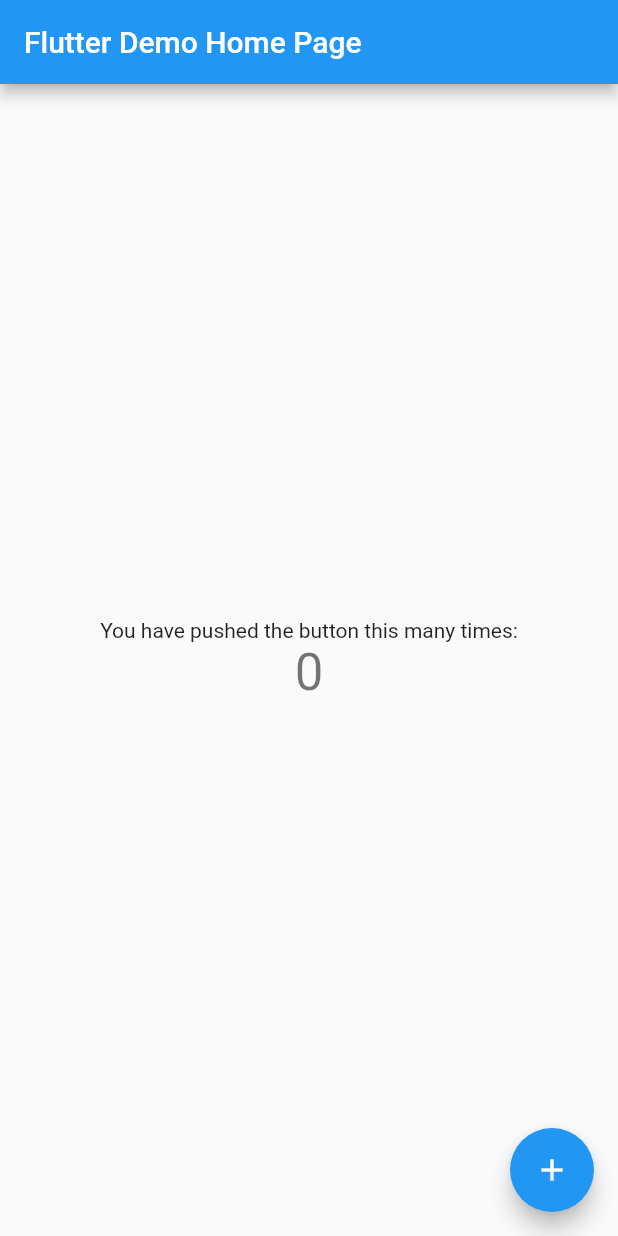
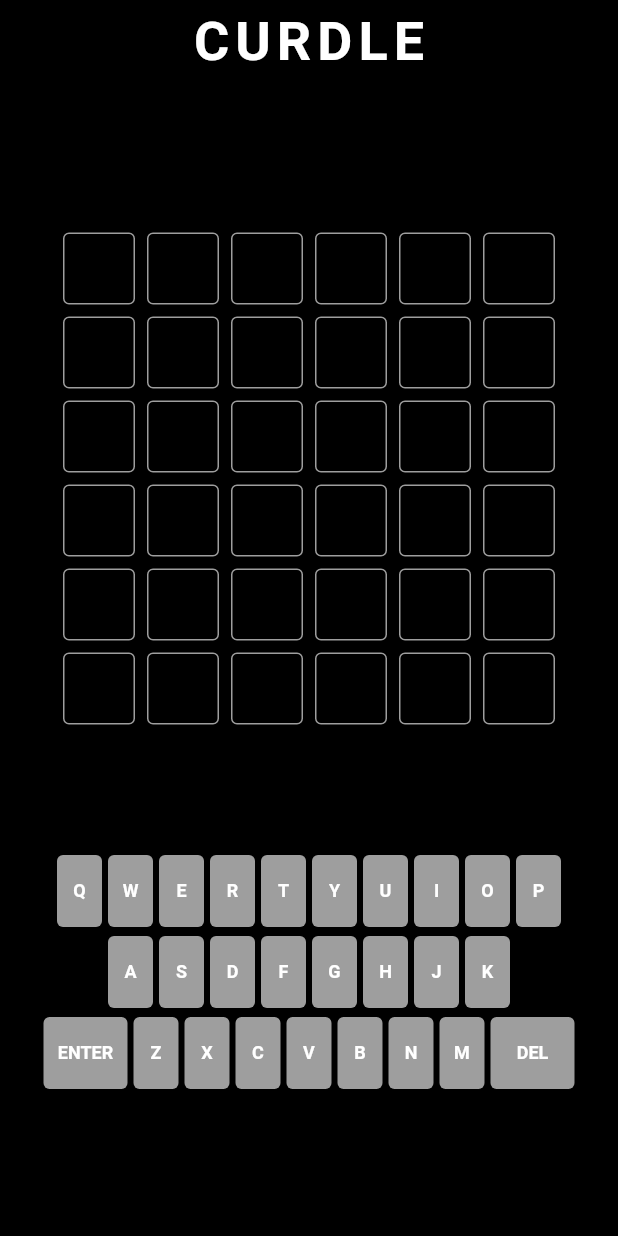
Before and after one commit to KartikeChadha/curdle, a Flutter app: the screen it shows after launch, on a phone screen of 412 x 824 dp. Run offline on Flutter 3.47's test engine with Material 2 defaults, Android fonts, the phone set to English and light mode, and no system bars; our stand-ins replace equatable.

Commit message:
till keyboard

```diff
--- /dev/null
+++ b/lib/app/app.dart
@@ -0,0 +1,18 @@
+import 'package:curdle/curdle/views/curdle_screen.dart';
+import 'package:flutter/material.dart';
+import 'package:flutter/src/foundation/key.dart';
+import 'package:flutter/src/widgets/framework.dart';
+
+class App extends StatelessWidget {
+  const App({Key? key}) : super(key: key);
+
+  @override
+  Widget build(BuildContext context) {
+    return MaterialApp(
+      title: 'Curdle',
+      debugShowCheckedModeBanner: false,
+      theme: ThemeData.dark().copyWith(scaffoldBackgroundColor: Colors.black),
+      home: const CurdleScreen(),
+    );
+  }
+}
--- /dev/null
+++ b/lib/app/app_colors.dart
@@ -0,0 +1,4 @@
+import 'package:flutter/material.dart';
+const Color correctColor = Color(0xFF538D4E);
+const Color inWordColor = Color.fromARGB(255, 193, 179, 26);
+const Color notInWordColor = Color.fromARGB(246, 74, 76, 74);
--- /dev/null
+++ b/lib/curdle/data/word_list.dart
@@ -0,0 +1,5 @@
+const List<String> sixLetterWords = [
+  'ishita',
+  'pirate',
+  'pizzas',
+];
--- /dev/null
+++ b/lib/curdle/models/letter_model.dart
@@ -0,0 +1,52 @@
+import 'package:curdle/app/app_colors.dart';
+import 'package:equatable/equatable.dart';
+import 'package:flutter/material.dart';
+
+enum LetterStatus { initial, notInWord, inWord, correct }
+
+class Letter extends Equatable {
+  final String val;
+  final LetterStatus status;
+
+  const Letter({
+    required this.val,
+    this.status = LetterStatus.initial,
+  });
+
+  factory Letter.empty() => const Letter(val: '');
+
+  Color get backgroundColor {
+    switch (status) {
+      case LetterStatus.initial:
+        return Colors.transparent;
+      case LetterStatus.notInWord:
+        return notInWordColor;
+      case LetterStatus.inWord:
+        return inWordColor;
+      case LetterStatus.correct:
+        return correctColor;
+    }
+  }
+
+  Color get borderColor {
+    switch (status) {
+      case LetterStatus.initial:
+        return Colors.grey;
+      default:
+        return Colors.transparent;
+    }
+  }
+
+  Letter copyWith({
+    String? val,
+    LetterStatus? status,
+  }) {
+    return Letter(
+      val: val ?? this.val,
+      status: status ?? this.status,
+    );
+  }
+
+  @override
+  List<Object?> get props => [val, status];
+}
--- /dev/null
+++ b/lib/curdle/models/word_model.dart
@@ -0,0 +1,30 @@
+import 'package:curdle/curdle/models/letter_model.dart';
+import 'package:equatable/equatable.dart';
+
+class Word extends Equatable {
+  final List<Letter> letters;
+
+  const Word({required this.letters});
+
+  factory Word.fromString(String word) =>
+      Word(letters: word.split('').map((e) => Letter(val: e)).toList());
+
+  String get wordString => letters.map((e) => e.val).join();
+
+  void addLetter(String val) {
+    final currentIndex = letters.indexWhere((e) => e.val.isEmpty);
+    if (currentIndex != -1) {
+      letters[currentIndex] = Letter(val: val);
+    }
+  }
+
+  void removeLetter() {
+    final recentLetterIndex = letters.lastIndexWhere((e) => e.val.isNotEmpty);
+    if (recentLetterIndex != -1) {
+      letters[recentLetterIndex] = Letter.empty();
+    }
+  }
+
+  @override
+  List<Object?> get props => [letters];
+}
--- /dev/null
+++ b/lib/curdle/views/curdle_screen.dart
@@ -0,0 +1,109 @@
+import 'dart:math';
+
+import 'package:curdle/curdle/data/word_list.dart';
+import 'package:curdle/curdle/models/letter_model.dart';
+import 'package:curdle/curdle/models/word_model.dart';
+import 'package:curdle/curdle/widgets/board.dart';
+import 'package:curdle/curdle/widgets/keyboard.dart';
+import 'package:flutter/material.dart';
+import 'package:flutter/src/foundation/key.dart';
+import 'package:flutter/src/widgets/framework.dart';
+
+enum GameStatus { playing, submitting, lost, won }
+
+class CurdleScreen extends StatefulWidget {
+  const CurdleScreen({Key? key}) : super(key: key);
+
+  @override
+  State<CurdleScreen> createState() => _CurdleScreenState();
+}
+
+class _CurdleScreenState extends State<CurdleScreen> {
+  GameStatus _gameStatus = GameStatus.playing;
+
+  final List<Word> _board = List.generate(
+    6,
+    (_) => Word(
+      letters: List.generate(
+        6,
+        (_) => Letter.empty(),
+      ),
+    ),
+  );
+
+  int _currentWordIndex = 0;
+
+  Word? get _currentWord =>
+      _currentWordIndex < _board.length ? _board[_currentWordIndex] : null;
+
+  Word? _solution = Word.fromString(
+    sixLetterWords[Random().nextInt(sixLetterWords.length)].toUpperCase(),
+  );
+  @override
+  Widget build(BuildContext context) {
+    return Scaffold(
+      appBar: AppBar(
+        centerTitle: true,
+        backgroundColor: Colors.transparent,
+        elevation: 0,
+        title: const Text(
+          'CURDLE',
+          style: TextStyle(
+            fontSize: 36,
+            fontWeight: FontWeight.bold,
+            letterSpacing: 4,
+          ),
+        ),
+      ),
+      body: Column(mainAxisAlignment: MainAxisAlignment.center, children: [
+        Board(board: _board),
+        const SizedBox(
+          height: 80,
+        ),
+        KeyBoard(
+          onKeyTapped: _onKeyTapped,
+          onDeleteTapped: _onDeleteTapped,
+          onEnterTapped: _onEnterTapped,
+        )
+      ]),
+    );
+  }
+
+  void _onKeyTapped(String val) {
+    if (_gameStatus == GameStatus.playing) {
+      setState(() => _currentWord?.addLetter(val));
+    }
+  }
+
+  void _onDeleteTapped() {
+    if (_gameStatus == GameStatus.playing) {
+      setState(() => _currentWord?.removeLetter());
+    }
+  }
+
+  void _onEnterTapped() {
+    if (_gameStatus == GameStatus.playing &&
+        _currentWord != null &&
+        !_currentWord!.letters.contains(Letter.empty())) {
+      _gameStatus = GameStatus.submitting;
+
+      for (var i = 0; i < _currentWord!.letters.length; i++) {
+        final currentWordLetter = _currentWord!.letters[i];
+        final currentSolutionLetter = _solution!.letters[i];
+
+        setState(() {
+          if (currentWordLetter == currentSolutionLetter) {
+            _currentWord!.letters[i] =
+                currentWordLetter.copyWith(status: LetterStatus.correct);
+          } else if (_solution!.letters.contains(currentWordLetter)) {
+            _currentWord!.letters[i] =
+                currentWordLetter.copyWith(status: LetterStatus.inWord);
+          } else {
+            _currentWord!.letters[i] =
+                currentWordLetter.copyWith(status: LetterStatus.notInWord);
+          }
+        });
+      }
+    }
+  }
+}
--- /dev/null
+++ b/lib/curdle/widgets/board.dart
@@ -0,0 +1,30 @@
+import 'package:curdle/curdle/models/word_model.dart';
+import 'package:curdle/curdle/widgets/board_tile.dart';
+import 'package:flutter/cupertino.dart';
+import 'package:flutter/src/foundation/key.dart';
+import 'package:flutter/src/widgets/framework.dart';
+
+class Board extends StatelessWidget {
+  const Board({
+    Key? key,
+    required this.board,
+  }) : super(key: key);
+
+  final List<Word> board;
+
+  @override
+  Widget build(BuildContext context) {
+    return Column(
+      children: board
+          .map(
+            (word) => Row(
+              mainAxisAlignment: MainAxisAlignment.center,
+              children: word.letters
+                  .map((letter) => BoardTile(letter: letter))
+                  .toList(),
+            ),
+          )
+          .toList(),
+    );
+  }
+}
--- /dev/null
+++ b/lib/curdle/widgets/board_tile.dart
@@ -0,0 +1,32 @@
+import 'package:curdle/curdle/models/letter_model.dart';
+import 'package:flutter/cupertino.dart';
+import 'package:flutter/src/foundation/key.dart';
+import 'package:flutter/src/widgets/framework.dart';
+
+class BoardTile extends StatelessWidget {
+  final Letter letter;
+
+  const BoardTile({Key? key, required this.letter}) : super(key: key);
+
+  @override
+  Widget build(BuildContext context) {
+    return Container(
+      margin: const EdgeInsets.all(4),
+      height: 48,
+      width: 48,
+      alignment: Alignment.center,
+      decoration: BoxDecoration(
+        color: letter.backgroundColor,
+        border: Border.all(color: letter.borderColor),
+        borderRadius: BorderRadius.circular(4),
+      ),
+      child: Text(
+        letter.val,
+        style: const TextStyle(
+          fontSize: 32,
+          fontWeight: FontWeight.bold,
+        ),
+      ),
+    );
+  }
+}
--- /dev/null
+++ b/lib/curdle/widgets/keyboard.dart
@@ -0,0 +1,115 @@
+import 'package:flutter/material.dart';
+import 'dart:ui' as ui;
+
+import 'package:flutter/src/foundation/key.dart';
+import 'package:flutter/src/widgets/framework.dart';
+
+const _qwerty = [
+  ['Q', 'W', 'E', 'R', 'T', 'Y', 'U', 'I', 'O', 'P'],
+  ['A', 'S', 'D', 'F', 'G', 'H', 'J', 'K'],
+  ['ENTER', 'Z', 'X', 'C', 'V', 'B', 'N', 'M', 'DEL'],
+];
+
+class KeyBoard extends StatelessWidget {
+  final void Function(String) onKeyTapped;
+  final ui.VoidCallback onDeleteTapped;
+  final ui.VoidCallback onEnterTapped;
+  const KeyBoard({
+    Key? key,
+    required this.onKeyTapped,
+    required this.onDeleteTapped,
+    required this.onEnterTapped,
+  }) : super(key: key);
+
+  @override
+  Widget build(BuildContext context) {
+    return Column(
+      mainAxisAlignment: MainAxisAlignment.center,
+      children: _qwerty
+          .map(
+            (keyRow) => Row(
+              mainAxisAlignment: MainAxisAlignment.center,
+              children: keyRow.map(
+                (letter) {
+                  if (letter == 'DEL') {
+                    return _KeyboardButton.delete(onTap: onDeleteTapped);
+                  } else if (letter == 'ENTER') {
+                    return _KeyboardButton.enter(onTap: onEnterTapped);
+                  }
+                  return _KeyboardButton(
+                    onTap: () => onKeyTapped(letter),
+                    letter: letter,
+                    backgroundColor: Colors.grey,
+                  );
+                },
+              ).toList(),
+            ),
+          )
+          .toList(),
+    );
+  }
+}
+
+class _KeyboardButton extends StatelessWidget {
+  final double height;
+  final double width;
+  final ui.VoidCallback onTap;
+  final Color backgroundColor;
+  final String letter;
+
+  const _KeyboardButton({
+    Key? key,
+    this.height = 48,
+    this.width = 30,
+    required this.onTap,
+    required this.backgroundColor,
+    required this.letter,
+  }) : super(key: key);
+
+  factory _KeyboardButton.delete({
+    required ui.VoidCallback onTap,
+  }) =>
+      _KeyboardButton(
+        width: 56,
+        onTap: onTap,
+        backgroundColor: Colors.grey,
+        letter: 'DEL',
+      );
+  factory _KeyboardButton.enter({
+    required ui.VoidCallback onTap,
+  }) =>
+      _KeyboardButton(
+        width: 56,
+        onTap: onTap,
+        backgroundColor: Colors.grey,
+        letter: 'ENTER',
+      );
+  @override
+  Widget build(BuildContext context) {
+    return Padding(
+      padding: const EdgeInsets.symmetric(
+        vertical: 3.0,
+        horizontal: 2.0,
+      ),
+      child: Material(
+        color: backgroundColor,
+        borderRadius: BorderRadius.circular(4),
+        child: InkWell(
+          onTap: onTap,
+          child: Container(
+            height: height,
+            width: width,
+            alignment: Alignment.center,
+            child: Text(
+              letter,
+              style: const TextStyle(
+                fontSize: 12,
+                fontWeight: FontWeight.w600,
+              ),
+            ),
+          ),
+        ),
+      ),
+    );
+  }
+}
--- a/lib/main.dart
+++ b/lib/main.dart
@@ -1,115 +1,4 @@
+import 'package:curdle/app/app.dart';
 import 'package:flutter/material.dart';
 
-void main() {
-  runApp(const MyApp());
-}
-
-class MyApp extends StatelessWidget {
-  const MyApp({Key? key}) : super(key: key);
-
-  // This widget is the root of your application.
-  @override
-  Widget build(BuildContext context) {
-    return MaterialApp(
-      title: 'Flutter Demo',
-      theme: ThemeData(
-        // This is the theme of your application.
-        //
-        // Try running your application with "flutter run". You'll see the
-        // application has a blue toolbar. Then, without quitting the app, try
-        // changing the primarySwatch below to Colors.green and then invoke
-        // "hot reload" (press "r" in the console where you ran "flutter run",
-        // or simply save your changes to "hot reload" in a Flutter IDE).
-        // Notice that the counter didn't reset back to zero; the application
-        // is not restarted.
-        primarySwatch: Colors.blue,
-      ),
-      home: const MyHomePage(title: 'Flutter Demo Home Page'),
-    );
-  }
-}
-
-class MyHomePage extends StatefulWidget {
-  const MyHomePage({Key? key, required this.title}) : super(key: key);
-
-  // This widget is the home page of your application. It is stateful, meaning
-  // that it has a State object (defined below) that contains fields that affect
-  // how it looks.
-
-  // This class is the configuration for the state. It holds the values (in this
-  // case the title) provided by the parent (in this case the App widget) and
-  // used by the build method of the State. Fields in a Widget subclass are
-  // always marked "final".
-
-  final String title;
-
-  @override
-  State<MyHomePage> createState() => _MyHomePageState();
-}
-
-class _MyHomePageState extends State<MyHomePage> {
-  int _counter = 0;
-
-  void _incrementCounter() {
-    setState(() {
-      // This call to setState tells the Flutter framework that something has
-      // changed in this State, which causes it to rerun the build method below
-      // so that the display can reflect the updated values. If we changed
-      // _counter without calling setState(), then the build method would not be
-      // called again, and so nothing would appear to happen.
-      _counter++;
-    });
-  }
-
-  @override
-  Widget build(BuildContext context) {
-    // This method is rerun every time setState is called, for instance as done
-    // by the _incrementCounter method above.
-    //
-    // The Flutter framework has been optimized to make rerunning build methods
-    // fast, so that you can just rebuild anything that needs updating rather
-    // than having to individually change instances of widgets.
-    return Scaffold(
-      appBar: AppBar(
-        // Here we take the value from the MyHomePage object that was created by
-        // the App.build method, and use it to set our appbar title.
-        title: Text(widget.title),
-      ),
-      body: Center(
-        // Center is a layout widget. It takes a single child and positions it
-        // in the middle of the parent.
-        child: Column(
-          // Column is also a layout widget. It takes a list of children and
-          // arranges them vertically. By default, it sizes itself to fit its
-          // children horizontally, and tries to be as tall as its parent.
-          //
-          // Invoke "debug painting" (press "p" in the console, choose the
-          // "Toggle Debug Paint" action from the Flutter Inspector in Android
-          // Studio, or the "Toggle Debug Paint" command in Visual Studio Code)
-          // to see the wireframe for each widget.
-          //
-          // Column has various properties to control how it sizes itself and
-          // how it positions its children. Here we use mainAxisAlignment to
-          // center the children vertically; the main axis here is the vertical
-          // axis because Columns are vertical (the cross axis would be
-          // horizontal).
-          mainAxisAlignment: MainAxisAlignment.center,
-          children: <Widget>[
-            const Text(
-              'You have pushed the button this many times:',
-            ),
-            Text(
-              '$_counter',
-              style: Theme.of(context).textTheme.headline4,
-            ),
-          ],
-        ),
-      ),
-      floatingActionButton: FloatingActionButton(
-        onPressed: _incrementCounter,
-        tooltip: 'Increment',
-        child: const Icon(Icons.add),
-      ), // This trailing comma makes auto-formatting nicer for build methods.
-    );
-  }
-}
+void main() => runApp(const App());
--- a/pubspec.yaml
+++ b/pubspec.yaml
@@ -34,6 +34,8 @@
   # The following adds the Cupertino Icons font to your application.
   # Use with the CupertinoIcons class for iOS style icons.
   cupertino_icons: ^1.0.2
+  equatable: ^2.0.3
+  flip_card: ^0.6.0
 
 dev_dependencies:
   flutter_test:
```
Also changed, not shown: lib/curdle/wordle.dart (added), pubspec.lock.
